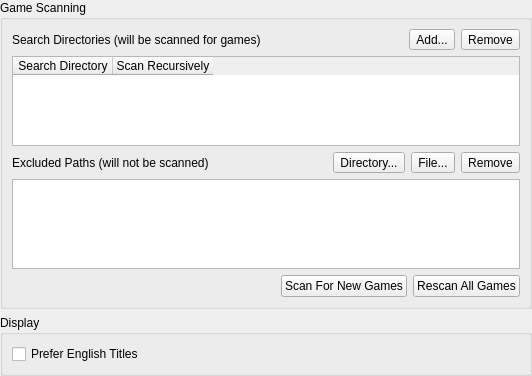
This is pcsx2-qt/Settings/GameListSettingsWidget.ui in PCSX2/pcsx2 as Qt 5 draws it before an edit. The edited form follows.
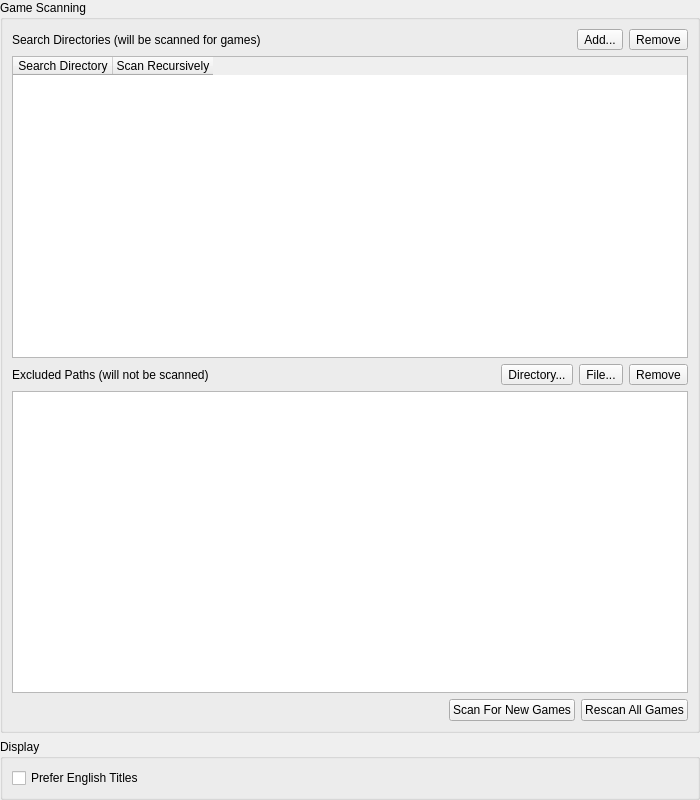
This is the edited form. Icons and pictures are not drawn.

Commit message: Qt: Fix various settings window layout issues

Diff of the .ui file:
```diff
--- a/pcsx2-qt/Settings/GameListSettingsWidget.ui
+++ b/pcsx2-qt/Settings/GameListSettingsWidget.ui
@@ -6,11 +6,11 @@
    <rect>
     <x>0</x>
     <y>0</y>
-    <width>532</width>
-    <height>376</height>
+    <width>700</width>
+    <height>800</height>
    </rect>
   </property>
-  <layout class="QVBoxLayout" name="verticalLayout" stretch="0,2,0,1,0">
+  <layout class="QVBoxLayout" name="verticalLayout" stretch="1,0">
    <property name="leftMargin">
     <number>0</number>
    </property>
```
Left out of the diff: 21 changed lines with no effect on the pictures. The commit also changes 31 other files.
